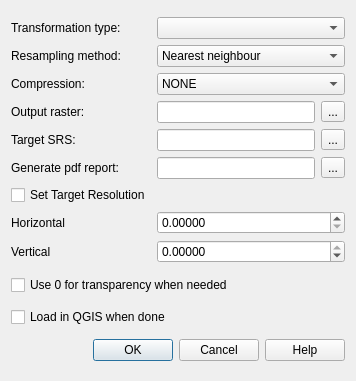
This is qgis/src/plugins/georeferencer/qgstransformsettingsdialogbase.ui in sourcepole/qgis as Qt 5 draws it before an edit. The edited form follows.
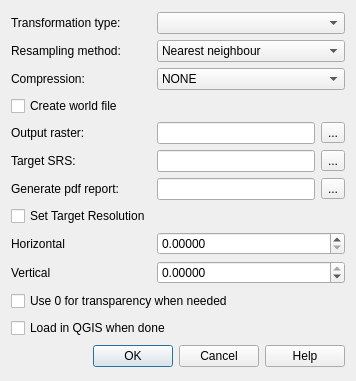
This is the edited form. Custom widgets are drawn as their Qt base class.

Commit message: Show checkbox for worldfile. Save output rasters in the same dir as the original raster if no path is given

```diff
--- a/qgis/src/plugins/georeferencer/qgstransformsettingsdialogbase.ui
+++ b/qgis/src/plugins/georeferencer/qgstransformsettingsdialogbase.ui
@@ -115,14 +115,14 @@
        </item>
       </widget>
      </item>
-     <item row="3" column="0">
+     <item row="4" column="0">
       <widget class="QLabel" name="label_2">
        <property name="text">
         <string>Output raster:</string>
        </property>
       </widget>
      </item>
-     <item row="3" column="1">
+     <item row="4" column="1">
       <layout class="QHBoxLayout" name="horizontalLayout">
        <item>
         <widget class="QLineEdit" name="leOutputRaster"/>
@@ -136,14 +136,14 @@
        </item>
       </layout>
      </item>
-     <item row="4" column="0">
+     <item row="5" column="0">
       <widget class="QLabel" name="label_3">
        <property name="text">
         <string>Target SRS:</string>
        </property>
       </widget>
      </item>
-     <item row="4" column="1">
+     <item row="5" column="1">
       <layout class="QHBoxLayout" name="horizontalLayout_2">
        <item>
         <widget class="QLineEdit" name="leTargetSRS"/>
@@ -157,14 +157,14 @@
        </item>
       </layout>
      </item>
-     <item row="5" column="0">
+     <item row="6" column="0">
       <widget class="QLabel" name="label_6">
        <property name="text">
         <string>Generate pdf report:</string>
        </property>
       </widget>
      </item>
-     <item row="5" column="1">
+     <item row="6" column="1">
       <layout class="QHBoxLayout" name="horizontalLayout_3">
        <item>
         <widget class="QLineEdit" name="mReportFileLineEdit"/>
@@ -178,21 +178,21 @@
        </item>
       </layout>
      </item>
-     <item row="6" column="0">
+     <item row="7" column="0">
       <widget class="QCheckBox" name="cbxUserResolution">
        <property name="text">
         <string>Set Target Resolution</string>
        </property>
       </widget>
      </item>
-     <item row="7" column="0">
+     <item row="8" column="0">
       <widget class="QLabel" name="label_4">
        <property name="text">
         <string>Horizontal</string>
        </property>
       </widget>
      </item>
-     <item row="7" column="1">
+     <item row="8" column="1">
       <widget class="QgsValidatedDoubleSpinBox" name="dsbHorizRes">
        <property name="decimals">
         <number>5</number>
@@ -205,14 +205,14 @@
        </property>
       </widget>
      </item>
-     <item row="8" column="0">
+     <item row="9" column="0">
       <widget class="QLabel" name="label_5">
        <property name="text">
         <string>Vertical</string>
        </property>
       </widget>
      </item>
-     <item row="8" column="1">
+     <item row="9" column="1">
       <widget class="QgsValidatedDoubleSpinBox" name="dsbVerticalRes">
        <property name="sizePolicy">
         <sizepolicy hsizetype="Minimum" vsizetype="Fixed">
@@ -234,6 +234,13 @@
        </property>
       </widget>
      </item>
+     <item row="3" column="0">
+      <widget class="QCheckBox" name="mWorldFileCheckBox">
+       <property name="text">
+        <string>Create world file</string>
+       </property>
+      </widget>
+     </item>
     </layout>
    </item>
    <item row="1" column="0">
```
The commit also changes 2 other files.
